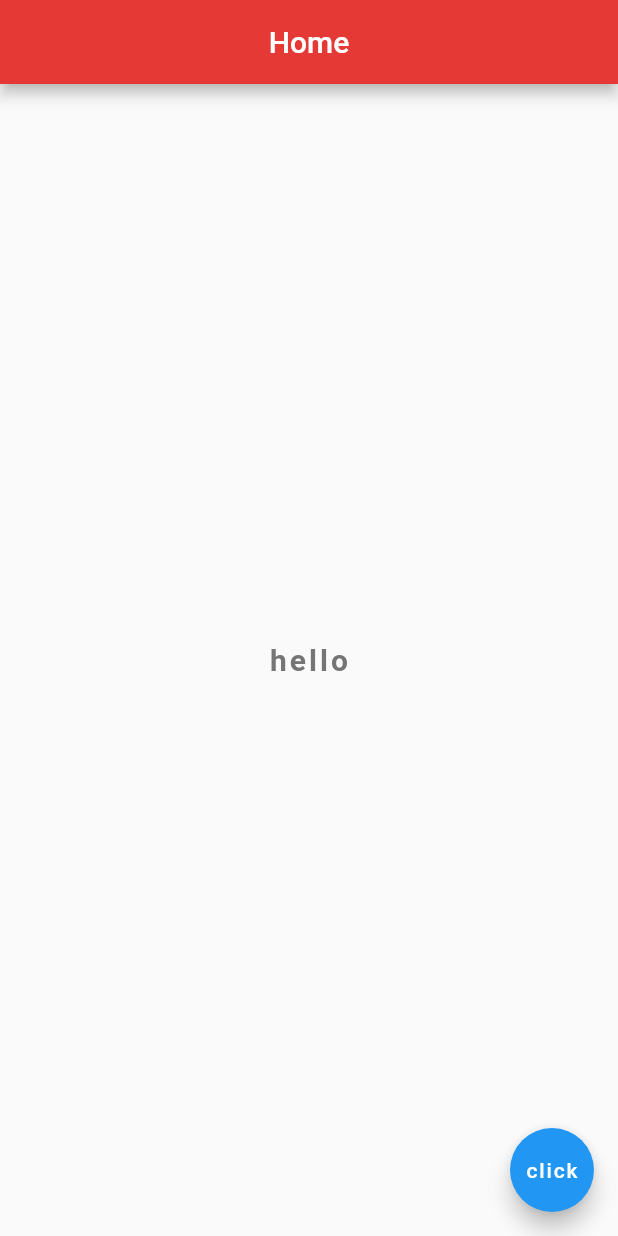
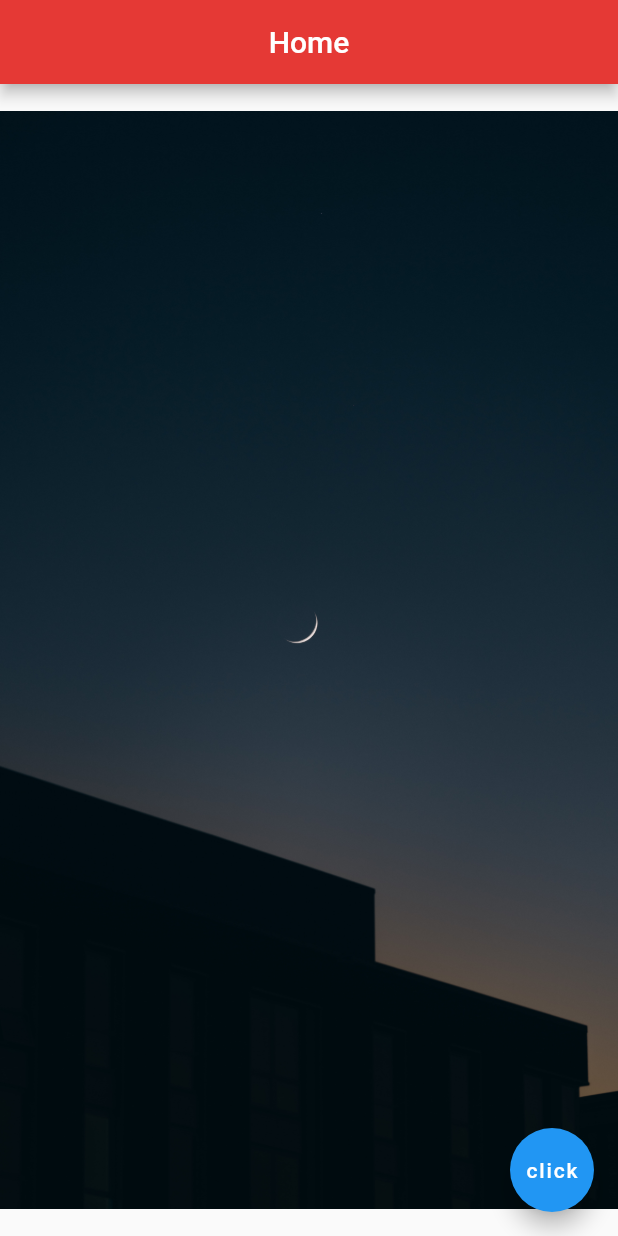
Before and after one commit to wold21/flutter_practice, a Flutter app: the screen it shows after launch, on a phone screen of 412 x 824 dp. Run offline on Flutter 3.47's test engine with Material 2 defaults, Android fonts, the phone set to English and light mode, and no system bars.

Commit message:
photo content

```diff
--- a/lib/main.dart
+++ b/lib/main.dart
@@ -1,24 +1,25 @@
 import 'package:flutter/material.dart';
 
-void main() => runApp(MaterialApp(
-        home: Scaffold(
+void main() => runApp(MaterialApp(home: Home()));
+
+class Home extends StatelessWidget {
+  const Home({Key? key}) : super(key: key);
+
+  @override
+  Widget build(BuildContext context) {
+    return Scaffold(
       appBar: AppBar(
         title: Text('Home'),
         centerTitle: true,
         backgroundColor: Colors.red[600],
       ),
       body: Center(
-        child: Text(
-          'hello',
-          style: TextStyle(
-              fontSize: 20.0,
-              fontWeight: FontWeight.bold,
-              letterSpacing: 2.0,
-              color: Colors.grey[600]),
-        ),
+        child: Image.asset('assets/moon.jpg'),
       ),
       floatingActionButton: const FloatingActionButton(
         onPressed: null,
         child: Text('click'),
       ),
-    )));
+    );
+  }
+}
```
Also changed, not shown: pubspec.yaml (+3 -6 lines), assets/moon.jpg (added).
